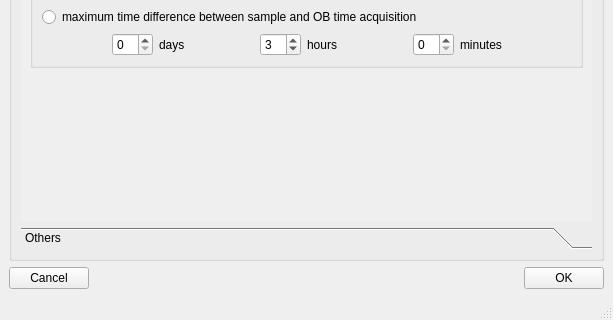
This is rockit_autoreconstruction_ui/ui/mainWindow.ui in ornlneutronimaging/rockit_autoreconstruction_ui as Qt 5 draws it before an edit; both pictures show x 0 to 613 and y 274 to 594 of the 613 by 594 pixel window. The edited form follows.
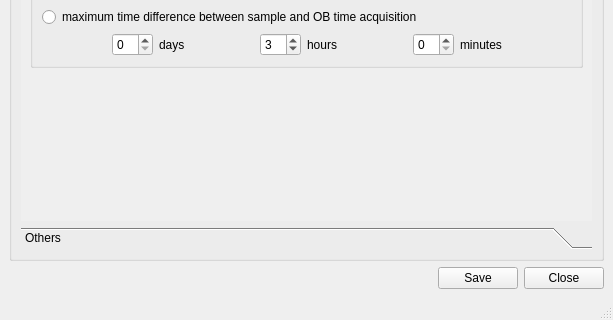
This is the edited form. The open tabs and pages were chosen to show the change.

Commit message: remove close button and added save button. this refs #22

Diff of the .ui file:
```diff
--- a/rockit_autoreconstruction_ui/ui/mainWindow.ui
+++ b/rockit_autoreconstruction_ui/ui/mainWindow.ui
@@ -687,13 +687,6 @@
     </item>
     <item>
      <layout class="QHBoxLayout" name="horizontalLayout_2">
-      <item>
-       <widget class="QPushButton" name="cancel_pushButton">
-        <property name="text">
-         <string>Cancel</string>
-        </property>
-       </widget>
-      </item>
       <item>
        <spacer name="horizontalSpacer_2">
         <property name="orientation">
@@ -707,10 +700,17 @@
         </property>
        </spacer>
       </item>
+      <item>
+       <widget class="QPushButton" name="pushButton">
+        <property name="text">
+         <string>Save</string>
+        </property>
+       </widget>
+      </item>
       <item>
        <widget class="QPushButton" name="ok_pushButton">
         <property name="text">
-         <string>OK</string>
+         <string>Close</string>
         </property>
        </widget>
       </item>
```
Left out of the diff: 93 changed lines with no effect on the pictures.
